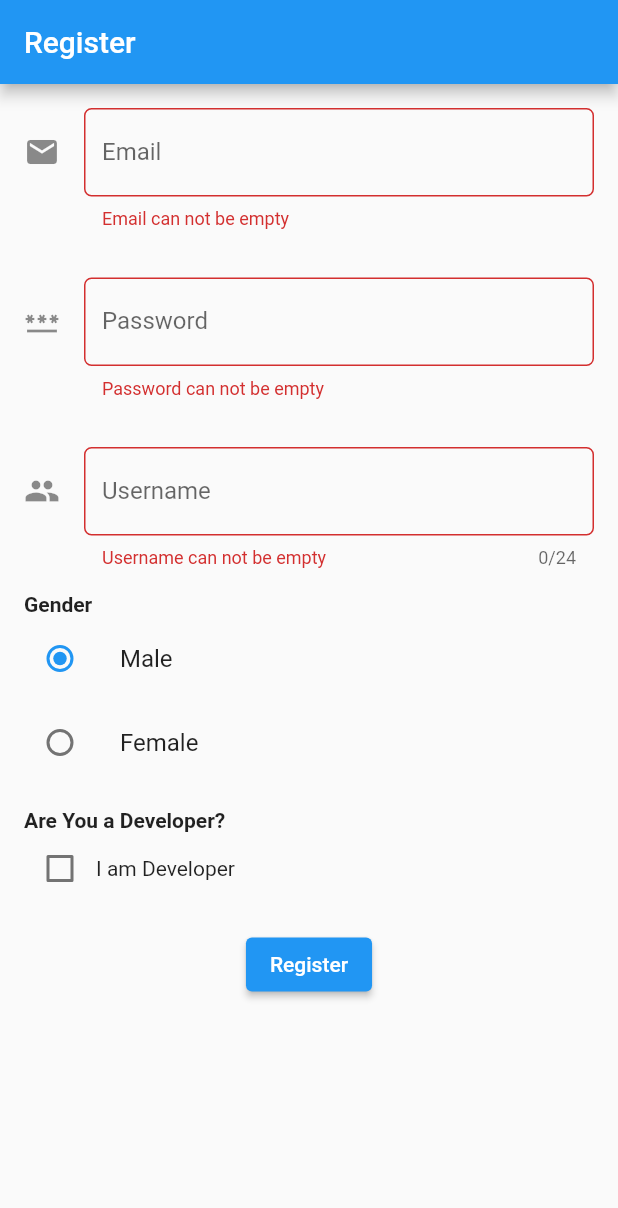
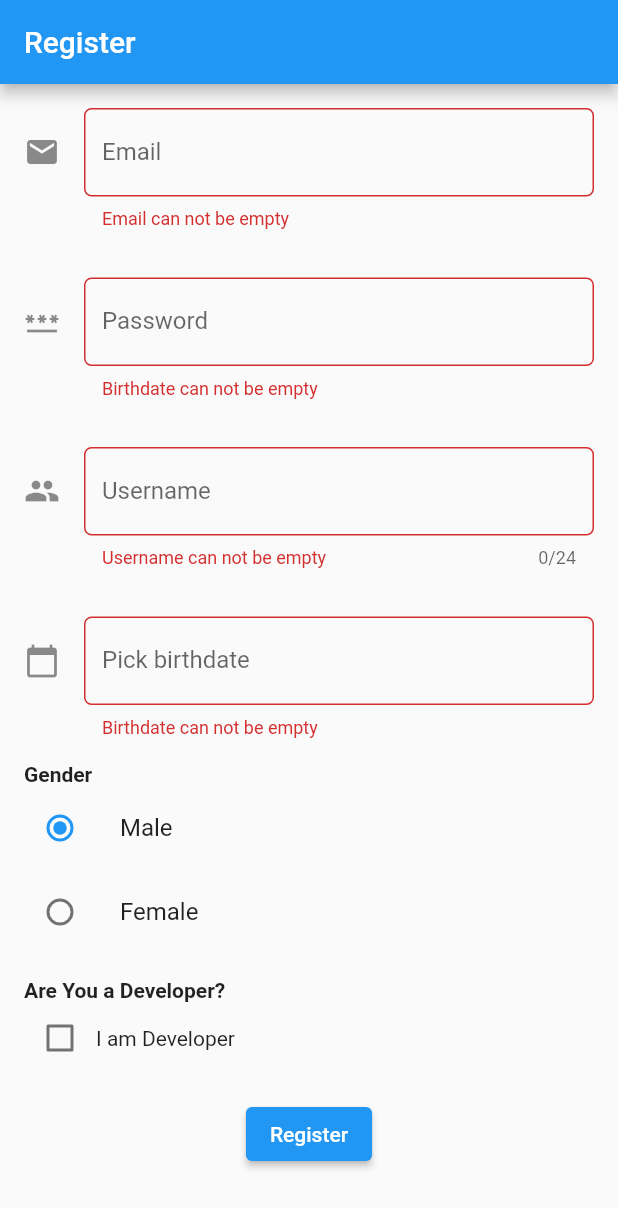
Before and after one commit to irgiahmadm/tugas2-gits-studiindependen-flutter, a Flutter app: the screen it shows after launch, after a tap on "Register", on a phone screen of 412 x 824 dp. Shown: the top 1208 px of the screen. Run offline on Flutter 3.47's test engine with Material 2 defaults, Android fonts, the phone set to English and light mode, and no system bars.

Commit message:
menambahkan date picker

```diff
--- a/lib/screens/register/Register.dart
+++ b/lib/screens/register/Register.dart
@@ -1,5 +1,7 @@
 import 'package:first_flutter/widget/content_dialog_register.dart';
 import 'package:flutter/material.dart';
+import 'package:flutter/services.dart';
+import 'package:intl/intl.dart';
 
 class Register extends StatefulWidget {
   const Register({Key? key}) : super(key: key);
@@ -10,10 +12,12 @@ class Register extends StatefulWidget {
 enum Gender { male, female }
 
 class _RegisterState extends State<Register> {
+  DateTime _selectedDate = DateTime.now();
   final _formKey = GlobalKey<FormState>();
   final _username = TextEditingController();
   final _email = TextEditingController();
   final _password = TextEditingController();
+  final _birthdate = TextEditingController();
   Gender? _gender = Gender.male;
   bool _isDeveloper = false;
 
@@ -22,8 +26,23 @@ class _RegisterState extends State<Register> {
     _username.dispose();
     _email.dispose();
     _password.dispose();
+    _birthdate.dispose();
+    super.dispose();
+  }
 
-    super.dispose();
+  _selectDate(BuildContext context) async {
+    int yearNow = DateTime.parse(DateTime.now().toString()).year;
+    final DateTime? pickedDate = await showDatePicker(
+      context: context,
+      initialDate: _selectedDate,
+      firstDate: DateTime(1800),
+      lastDate: DateTime((yearNow + 5)),
+    );
+    if (pickedDate != null && pickedDate != _selectedDate)
+      setState(() {
+        _selectedDate = pickedDate;
+        _birthdate.text = DateFormat('yyyy-MM-dd').format(_selectedDate);
+      });
   }
 
   @override
@@ -74,9 +93,7 @@ class _RegisterState extends State<Register> {
                     ),
                     validator: (value) {
                       if (value!.isEmpty) {
-                        return 'Password can not be empty';
-                      } else if (value.length < 6) {
-                        return 'Password must be more than 6 characters long';
+                        return 'Birthdate can not be empty';
                       }
                       return null;
                     },
@@ -99,6 +116,30 @@ class _RegisterState extends State<Register> {
                     validator: (value) {
                       if (value!.isEmpty) {
                         return 'Username can not be empty';
+                      }
+                      return null;
+                    },
+                  ),
+                ),
+                //birthdate
+                Padding(
+                  padding: EdgeInsets.all(16),
+                  child: TextFormField(
+                    keyboardType: TextInputType.emailAddress,
+                    controller: _birthdate,
+                    decoration: new InputDecoration(
+                      labelText: 'Pick birthdate',
+                      icon: Icon(Icons.calendar_today),
+                      border: OutlineInputBorder(
+                          borderRadius: new BorderRadius.circular(5.0)),
+                    ),
+                    readOnly: true,
+                    onTap: () {
+                      _selectDate(context);
+                    },
+                    validator: (value) {
+                      if (value!.isEmpty) {
+                        return 'Birthdate can not be empty';
                       }
                       return null;
                     },
@@ -174,6 +215,7 @@ class _RegisterState extends State<Register> {
                             email: _email.text,
                             password: _password.text,
                             username: _username.text,
+                            birthdate: _birthdate.text,
                             gender: _gender!,
                             isDeveloper: _isDeveloper),
                         actions: [
--- a/lib/widget/content_dialog_register.dart
+++ b/lib/widget/content_dialog_register.dart
@@ -5,6 +5,7 @@ class ContentDialogRegister extends StatefulWidget {
   final String email;
   final String password;
   final String username;
+  final String birthdate;
   final Gender gender;
   final bool isDeveloper;
 
@@ -13,6 +14,7 @@ class ContentDialogRegister extends StatefulWidget {
     required this.email,
     required this.password,
     required this.username,
+    required this.birthdate,
     required this.gender,
     required this.isDeveloper,
   }) : super(key: key);
@@ -25,7 +27,7 @@ class _ContentDialogRegisterState extends State<ContentDialogRegister> {
   @override
   Widget build(BuildContext context) {
     return Container(
-      height: 180,
+      height: 250,
       child: Column(
         children: [
           Padding(
@@ -64,6 +66,18 @@ class _ContentDialogRegisterState extends State<ContentDialogRegister> {
             alignment: Alignment.centerLeft,
             child: Text(widget.gender.toString().split('.').last),
           ),
+          Padding(
+            padding: EdgeInsets.only(top: 8),
+            child: Align(
+              alignment: Alignment.centerLeft,
+              child:
+                  Text('Birthdate', style: TextStyle(fontWeight: FontWeight.bold)),
+            ),
+          ),
+          Align(
+            alignment: Alignment.centerLeft,
+            child: Text(widget.birthdate),
+          ),
           if (widget.isDeveloper) ...[
             Padding(
               padding: EdgeInsets.only(top: 8),
--- a/pubspec.yaml
+++ b/pubspec.yaml
@@ -28,6 +28,7 @@ dependencies:
   # The following adds the Cupertino Icons font to your application.
   # Use with the CupertinoIcons class for iOS style icons.
   cupertino_icons: ^1.0.2
+  intl: ^0.17.0
 
 dev_dependencies:
   flutter_test:
```
Also changed, not shown: pubspec.lock.
